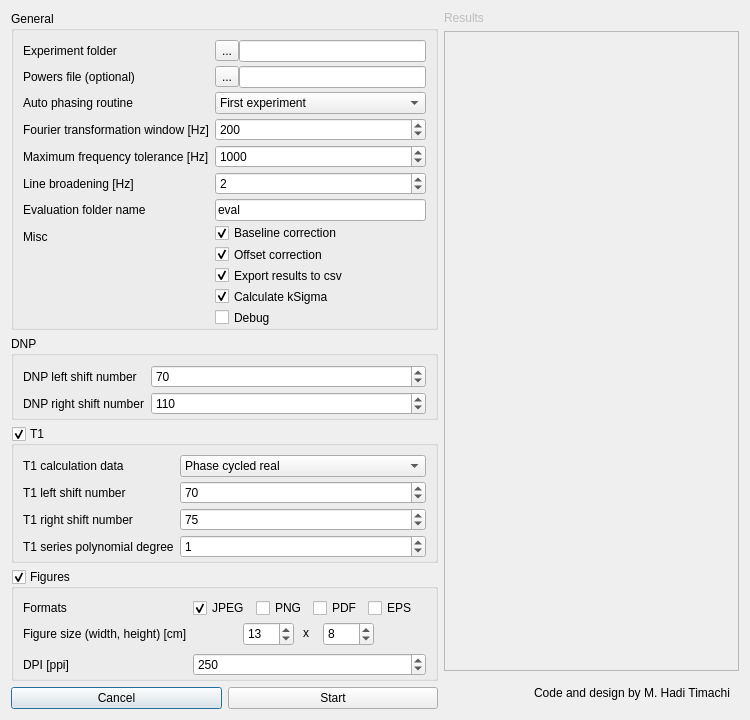
Above: ui/DNPyUI.ui from haditim/DNPy before the change. Below: the same form after it.
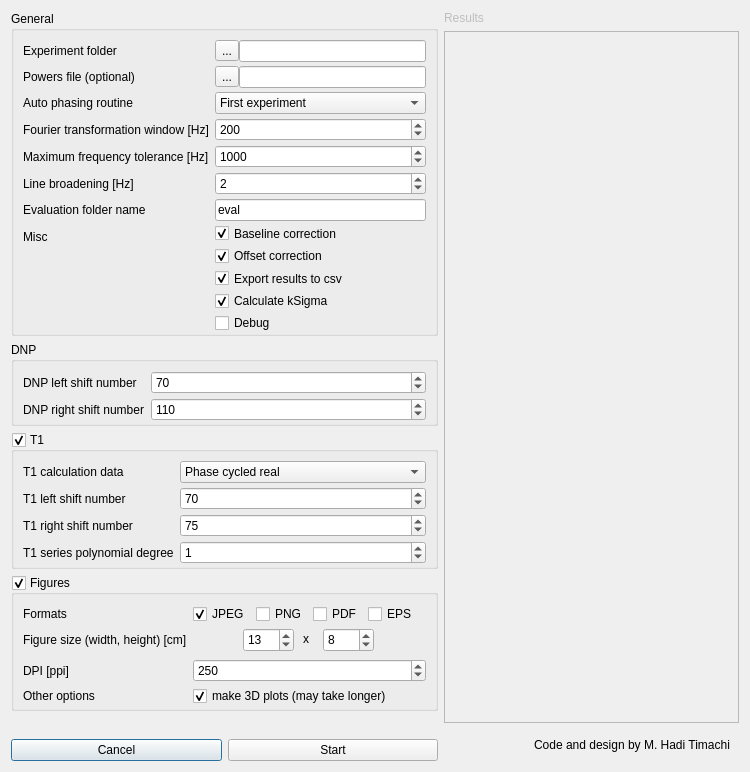
That is the form after the change.

Commit message: 3D Plotting functionality for FIDs and FTs added in the UI.

What changed in the file:
```diff
--- a/ui/DNPyUI.ui
+++ b/ui/DNPyUI.ui
@@ -7,7 +7,7 @@
     <x>0</x>
     <y>0</y>
     <width>750</width>
-    <height>650</height>
+    <height>772</height>
    </rect>
   </property>
   <property name="sizePolicy">
@@ -636,6 +636,26 @@
             </property>
            </widget>
           </item>
+          <item row="4" column="0">
+           <widget class="QLabel" name="Plot3dLabel">
+            <property name="text">
+             <string>Other options</string>
+            </property>
+           </widget>
+          </item>
+          <item row="4" column="1">
+           <widget class="QCheckBox" name="make3dPlots">
+            <property name="enabled">
+             <bool>true</bool>
+            </property>
+            <property name="text">
+             <string>make 3D plots (may take longer)</string>
+            </property>
+            <property name="checked">
+             <bool>true</bool>
+            </property>
+           </widget>
+          </item>
          </layout>
         </widget>
        </item>
```
The commit also changes 1 other file.
